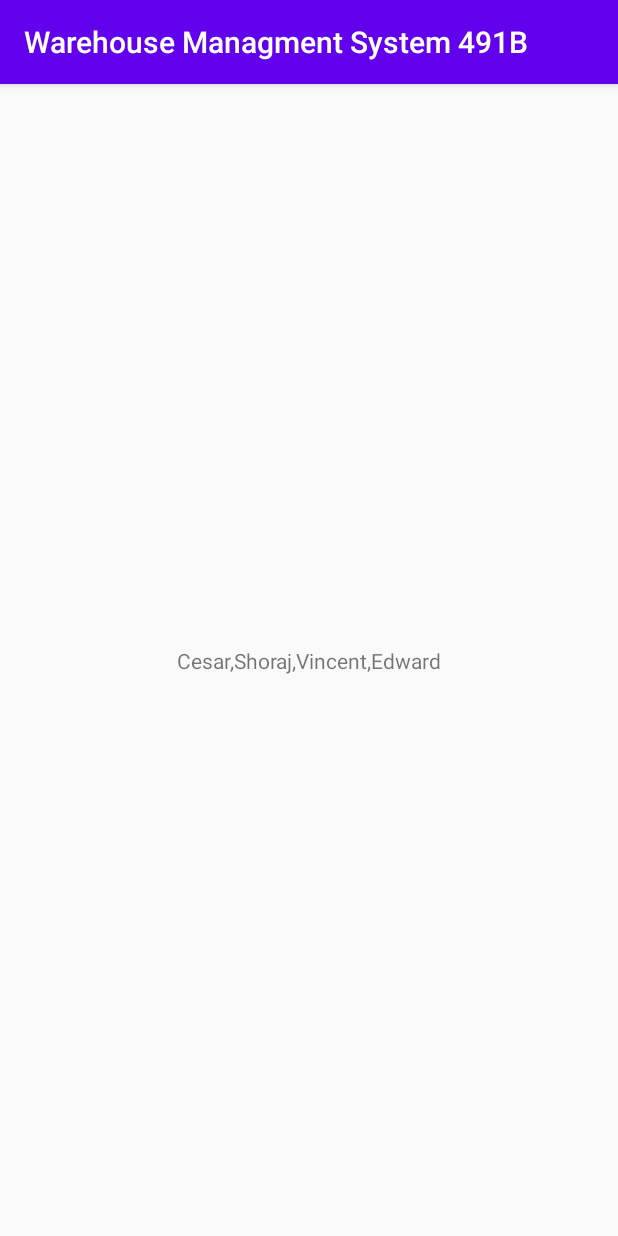
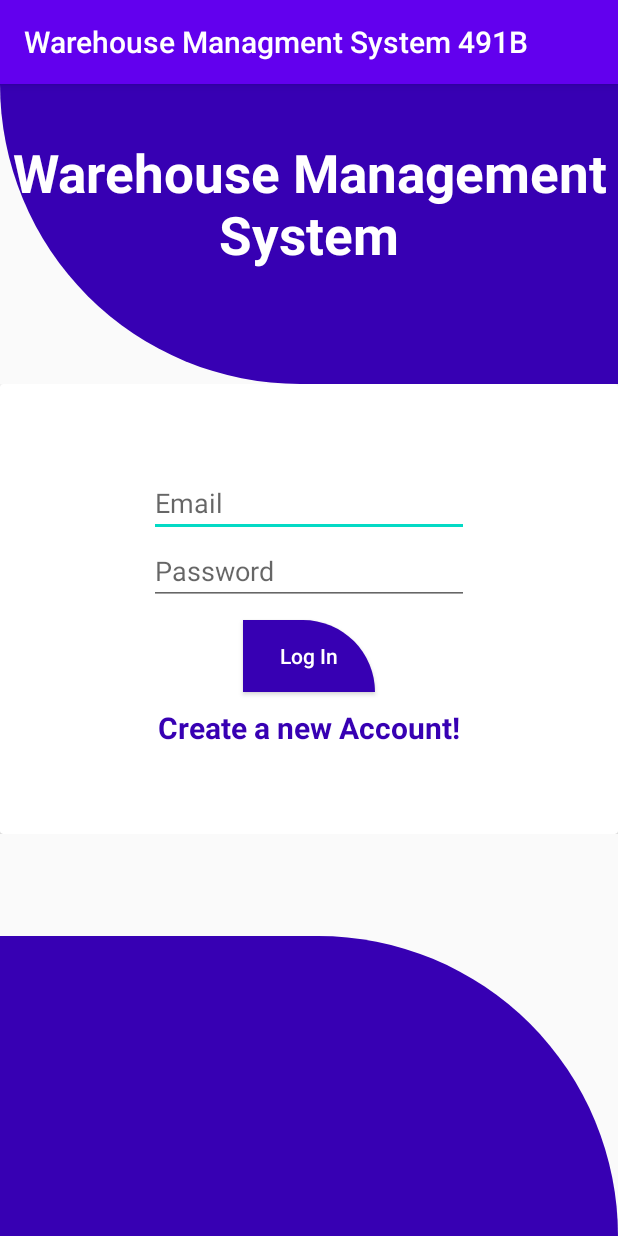
Before and after one commit to LBCesar/WarehouseManagmentSystem, an Android app: the screen it shows after launch (MainActivity before the commit, Login after it), on a phone screen of 412 x 824 dp. Run offline under Robolectric (Android 15) with nearby library versions, the light colour scheme and no system bars.

Commit message:
Test github - Shoraj

```diff
--- a/app/build.gradle
+++ b/app/build.gradle
@@ -29,5 +29,5 @@ dependencies {
     testImplementation 'junit:junit:4.12'
     androidTestImplementation 'androidx.test.ext:junit:1.1.2'
     androidTestImplementation 'androidx.test.espresso:espresso-core:3.3.0'
-
+    implementation 'androidx.cardview:cardview:1.0.0'
 }
--- /dev/null
+++ b/app/src/main/java/com/example/warehousemanagmentsystem491b/Login/Login.java
@@ -0,0 +1,18 @@
+package com.example.warehousemanagmentsystem491b.Login;
+
+import androidx.appcompat.app.AppCompatActivity;
+
+import android.os.Bundle;
+
+import com.example.warehousemanagmentsystem491b.R;
+
+public class Login extends AppCompatActivity {
+
+    @Override
+    protected void onCreate(Bundle savedInstanceState) {
+        super.onCreate(savedInstanceState);
+        setContentView(R.layout.activity_login);
+    }
+
+
+}
--- a/app/src/main/java/com/example/warehousemanagmentsystem491b/MainActivity.java
+++ b/app/src/main/java/com/example/warehousemanagmentsystem491b/MainActivity.java
@@ -22,4 +22,6 @@ public class MainActivity extends AppCompatActivity {
         setContentView(R.layout.activity_main);
 
     }
+
+
 }
--- /dev/null
+++ b/app/src/main/res/drawable/bottom_bg.xml
@@ -0,0 +1,11 @@
+<?xml version="1.0" encoding="utf-8"?>
+<!--<selector xmlns:android="http://schemas.android.com/apk/res/android">-->
+
+<!--</selector>-->
+
+<shape xmlns:android="http://schemas.android.com/apk/res/android"
+    android:shape="rectangle">
+    <solid android:color="@color/colorPrimaryDark"/>
+    <corners android:topRightRadius="200dp"/>
+
+</shape>
--- /dev/null
+++ b/app/src/main/res/drawable/header_bg.xml
@@ -0,0 +1,13 @@
+<?xml version="1.0" encoding="utf-8"?>
+
+<shape xmlns:android="http://schemas.android.com/apk/res/android"
+android:shape="rectangle">
+<solid android:color="@color/colorPrimaryDark"/>
+<corners android:bottomLeftRadius="200dp"/>
+
+</shape>
+
+
+<!--<selector xmlns:android="http://schemas.android.com/apk/res/android">-->
+
+<!--</selector>-->
--- /dev/null
+++ b/app/src/main/res/layout/activity_login.xml
@@ -0,0 +1,47 @@
+<?xml version="1.0" encoding="utf-8"?>
+
+<RelativeLayout xmlns:android="http://schemas.android.com/apk/res/android"
+    xmlns:app="http://schemas.android.com/apk/res-auto"
+    xmlns:tools="http://schemas.android.com/tools"
+    android:layout_width="match_parent"
+    android:layout_height="match_parent"
+    tools:context=".MainActivity">
+
+    <View
+        android:id="@+id/header_view"
+        android:layout_width="match_parent"
+        android:layout_height="200dp"
+        android:background="@drawable/header_bg">
+    </View>
+
+    <TextView
+        android:layout_marginTop="35dp"
+        android:textColor="@color/colorWhite"
+        android:textSize="35dp"
+        android:textAlignment="center"
+        android:text="Warehouse Management System"
+        android:textStyle="bold"
+        android:layout_width="match_parent"
+        android:layout_height="wrap_content"
+        android:gravity="center_horizontal" />
+
+    <LinearLayout
+        android:layout_width="match_parent"
+        android:layout_height="wrap_content"
+        android:layout_below="@+id/header_view"
+        android:orientation="vertical">
+        <include layout="@layout/loginform"/>
+    </LinearLayout>
+
+    <LinearLayout
+        android:gravity="bottom"
+        android:layout_width="match_parent"
+        android:layout_height="match_parent">
+        <View
+            android:layout_width="match_parent"
+            android:layout_height="200dp"
+            android:background="@drawable/bottom_bg"/>
+    </LinearLayout>
+
+
+</RelativeLayout>
--- /dev/null
+++ b/app/src/main/res/layout/loginform.xml
@@ -0,0 +1,50 @@
+<?xml version="1.0" encoding="utf-8"?>
+
+<androidx.cardview.widget.CardView xmlns:android="http://schemas.android.com/apk/res/android"
+    android:layout_width="match_parent"
+    android:layout_height="wrap_content">
+    <LinearLayout
+        android:layout_width="match_parent"
+        android:layout_height="300dp"
+        android:gravity="center"
+        android:orientation="vertical">
+        <EditText
+            android:id="@+id/etemail"
+            android:layout_width="wrap_content"
+            android:layout_height="wrap_content"
+            android:ems="10"
+            android:hint="Email"
+
+            android:inputType="textEmailAddress" />
+
+        <EditText
+            android:id="@+id/mypass"
+            android:layout_width="wrap_content"
+            android:layout_height="wrap_content"
+            android:ems="10"
+            android:hint="Password"
+            android:inputType="textPassword"
+            />
+        <Button
+            android:id="@+id/btnlogin"
+            android:textAllCaps="false"
+            android:layout_marginTop="10dp"
+            android:textColor="@color/colorWhite"
+            android:background="@drawable/bottom_bg"
+            android:text="Log In"
+            android:layout_width="wrap_content"
+            android:layout_height="wrap_content"/>
+        <TextView
+            android:id="@+id/createnewac"
+            android:layout_marginTop="10dp"
+            android:textSize="20sp"
+            android:textStyle="bold"
+            android:textColor="@color/colorPrimaryDark"
+            android:layout_gravity="center"
+            android:text="Create a new Account!"
+            android:layout_width="wrap_content"
+            android:layout_height="wrap_content"/>
+
+    </LinearLayout>
+
+</androidx.cardview.widget.CardView>
--- a/app/src/main/res/values/colors.xml
+++ b/app/src/main/res/values/colors.xml
@@ -3,4 +3,7 @@
     <color name="colorPrimary">#6200EE</color>
     <color name="colorPrimaryDark">#3700B3</color>
     <color name="colorAccent">#03DAC5</color>
+
+    <color name="colorWhite">#FFFFFF</color>
+
 </resources>
```
Also changed, not shown: app/src/main/AndroidManifest.xml (+8 -0 lines), app/src/main/java/com/example/warehousemanagmentsystem491b/Login/Register.java (added, +16 -0 lines), app/src/main/res/layout/activity_register.xml (added, +92 -0 lines).
